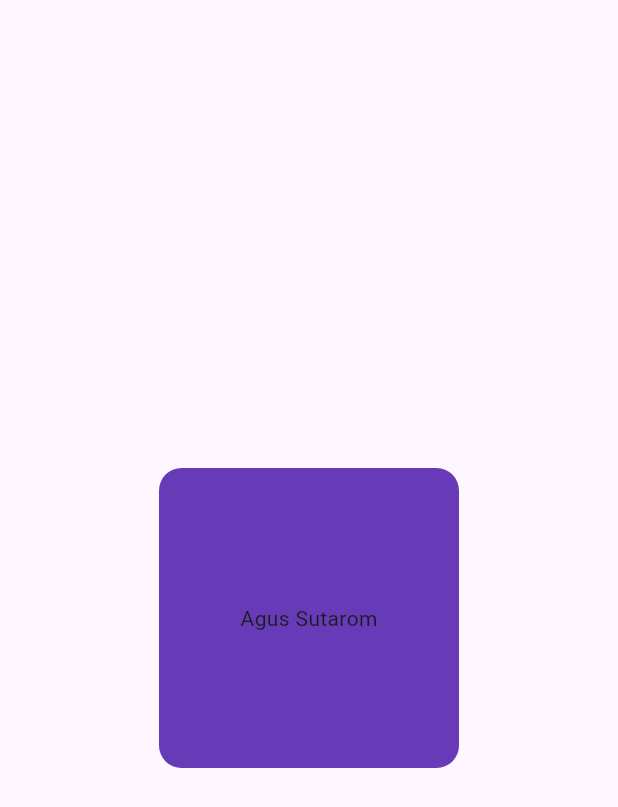
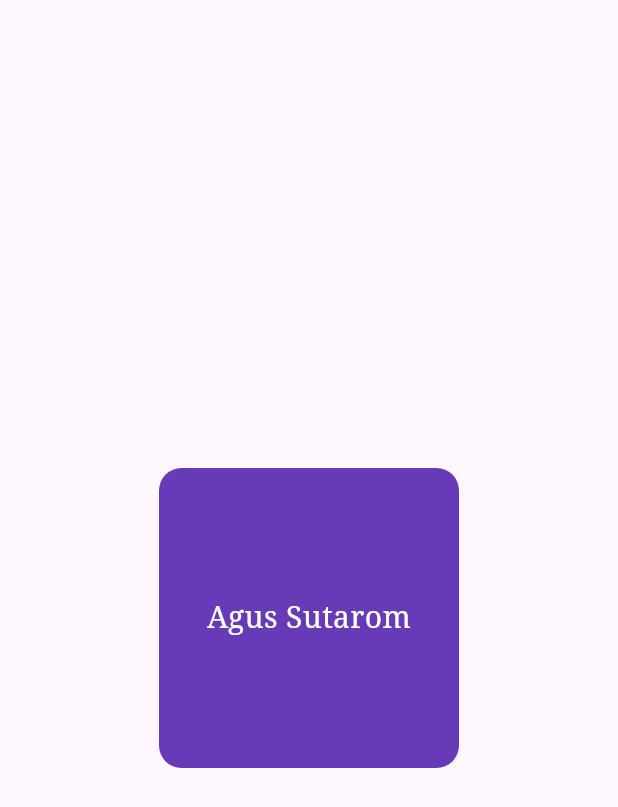
Before and after one commit to taroom/learn-flutter, a Flutter app: the screen it shows after launch, on a phone screen of 412 x 824 dp. Shown: the top 807 px of the screen. Run offline on Flutter 3.47's test engine with Material 3 defaults, Android fonts, the phone set to English and light mode, and no system bars.

Commit message:
[ROM] style: format Text widget for better readability

```diff
--- a/lib/main.dart
+++ b/lib/main.dart
@@ -20,7 +20,11 @@ class MainApp extends StatelessWidget {
                   borderRadius: BorderRadius.circular(15),
                   color: Colors.deepPurple),
               child: Center(
-                child: Text('Agus Sutarom'),
+                child: Text(
+                  'Agus Sutarom',
+                  style: TextStyle(
+                      color: Colors.white, fontFamily: "Serif", fontSize: 20.0),
+                ),
               )),
         ),
       ),
```
